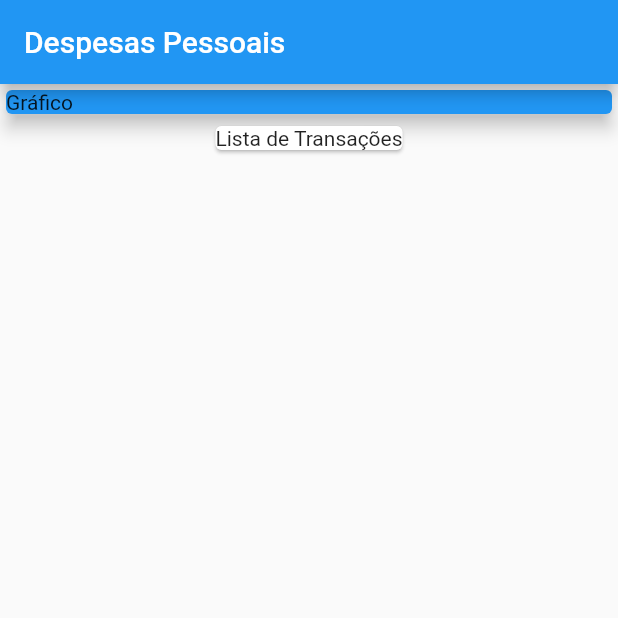
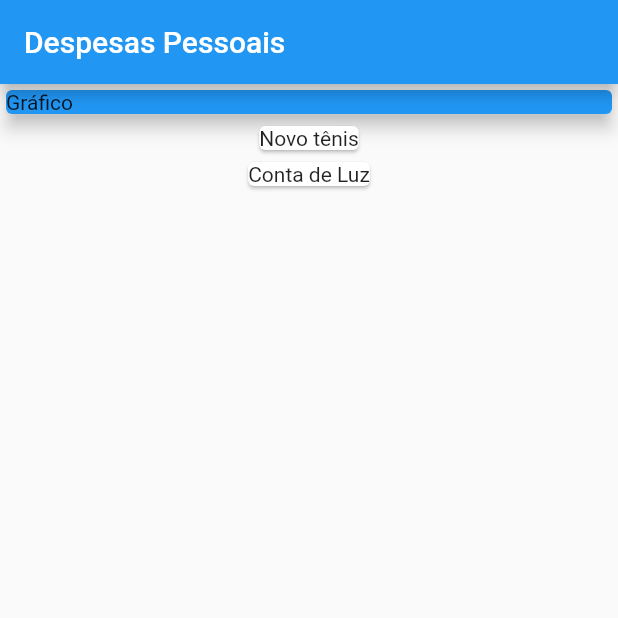
Before and after one commit to gbarros1994/expenses, a Flutter app: the screen it shows after launch, on a phone screen of 412 x 824 dp, the top half of it. Run offline on Flutter 3.47's test engine with Material 2 defaults, Android fonts, the phone set to English and light mode, and no system bars.

Commit message:
objects in visual elements

```diff
--- a/lib/main.dart
+++ b/lib/main.dart
@@ -1,3 +1,4 @@
+import 'package:expenses_v1/models/transaction.dart';
 import 'package:flutter/material.dart';
 
 main() => runApp(ExpensesApp());
@@ -13,7 +14,21 @@ class ExpensesApp extends StatelessWidget {
 }
 
 class MyHomePage extends StatelessWidget {
-  const MyHomePage({ Key? key }) : super(key: key);
+
+  final _transactions = [
+    Transaction(
+      id: 't1',
+      title: 'Novo tênis',
+      value: 310.76,
+      date: DateTime.now()
+    ),
+    Transaction(
+      id: 't2',
+      title: 'Conta de Luz',
+      value: 211.76,
+      date: DateTime.now()
+    )
+  ];
 
   @override
   Widget build(BuildContext context) {
@@ -31,9 +46,13 @@ class MyHomePage extends StatelessWidget {
               elevation: 5,
             ),
           ),
-          Card(
-            child: Text('Lista de Transações'),
-          ),
+          Column(
+            children: _transactions.map((tr) {
+              return Card(
+                child: Text(tr.title),
+              );
+            }).toList(),
+          )
         ],
       ),
     );
```
